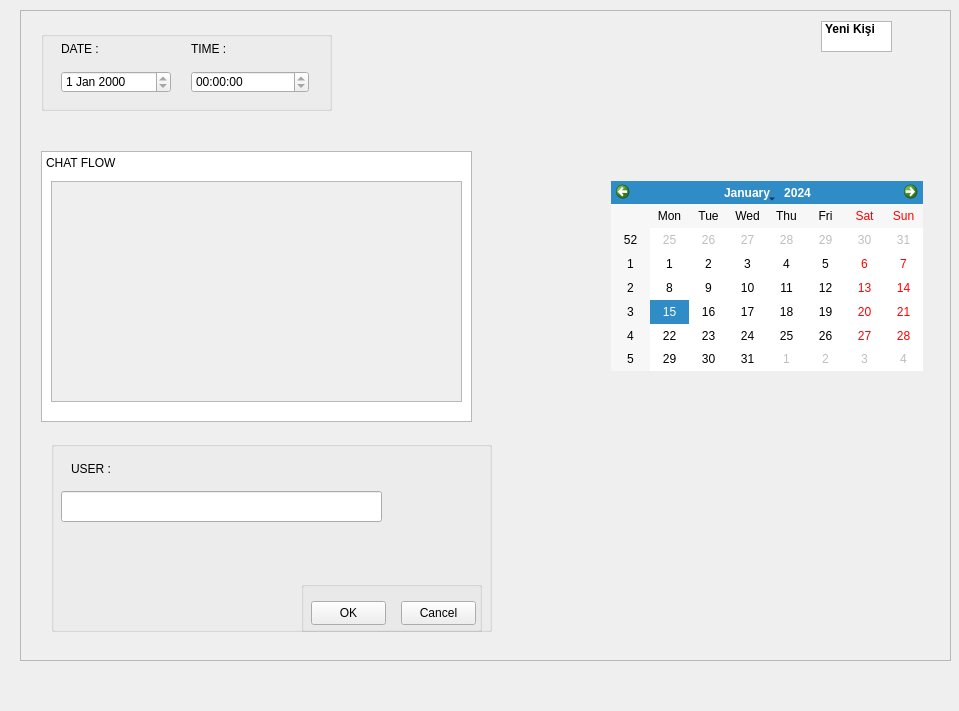
First picture: the form in Socket_Programming-master/interface.ui, repository b2210356037/Socket_Programming-master, before the edit.
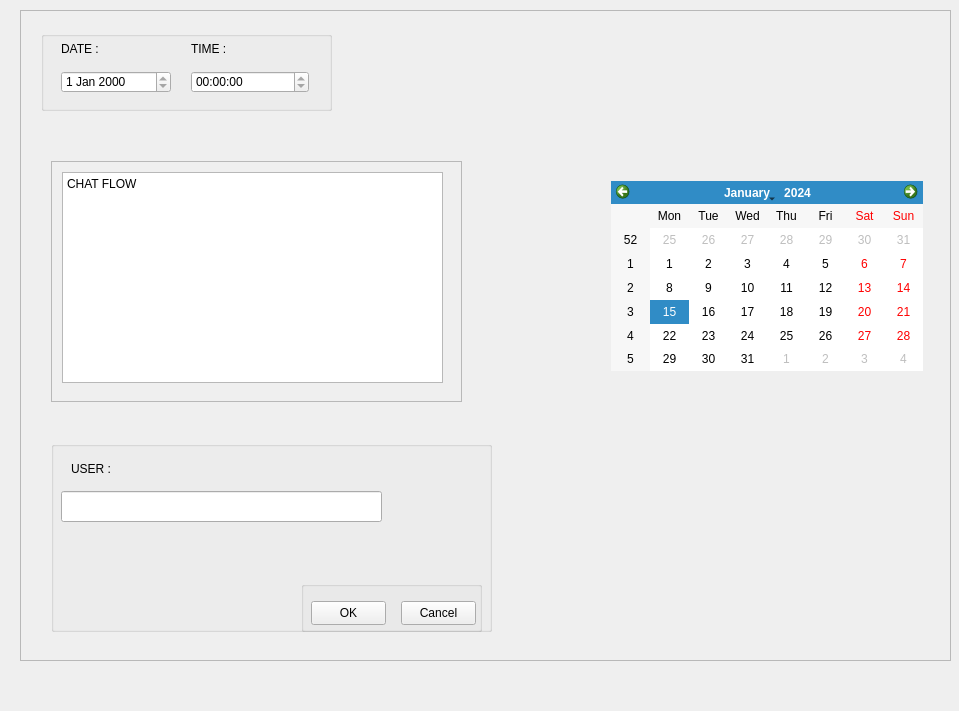
Second picture: the form after the edit.

Patch:
```diff
--- a/Socket_Programming-master/interface.ui
+++ b/Socket_Programming-master/interface.ui
@@ -202,45 +202,6 @@
       <bool>true</bool>
      </property>
     </widget>
-    <widget class="QListWidget" name="listWidget">
-     <property name="geometry">
-      <rect>
-       <x>800</x>
-       <y>10</y>
-       <width>71</width>
-       <height>31</height>
-      </rect>
-     </property>
-     <item>
-      <property name="text">
-       <string>Yeni Kişi</string>
-      </property>
-      <property name="font">
-       <font>
-        <weight>75</weight>
-        <bold>true</bold>
-        <underline>false</underline>
-       </font>
-      </property>
-     </item>
-    </widget>
-    <widget class="QTextEdit" name="textEdit">
-     <property name="geometry">
-      <rect>
-       <x>20</x>
-       <y>140</y>
-       <width>431</width>
-       <height>271</height>
-      </rect>
-     </property>
-     <property name="html">
-      <string>&lt;!DOCTYPE HTML PUBLIC &quot;-//W3C//DTD HTML 4.0//EN&quot; &quot;http://www.w3.org/TR/REC-html40/strict.dtd&quot;&gt;
-&lt;html&gt;&lt;head&gt;&lt;meta name=&quot;qrichtext&quot; content=&quot;1&quot; /&gt;&lt;style type=&quot;text/css&quot;&gt;
-p, li { white-space: pre-wrap; }
-&lt;/style&gt;&lt;/head&gt;&lt;body style=&quot; font-family:'MS Shell Dlg 2'; font-size:8.25pt; font-weight:400; font-style:normal;&quot;&gt;
-&lt;p style=&quot; margin-top:0px; margin-bottom:0px; margin-left:0px; margin-right:0px; -qt-block-indent:0; text-indent:0px;&quot;&gt;&lt;span style=&quot; font-family:'Segoe UI'; font-size:9pt;&quot;&gt;CHAT FLOW&lt;/span&gt;&lt;/p&gt;&lt;/body&gt;&lt;/html&gt;</string>
-     </property>
-    </widget>
     <widget class="QLabel" name="label_4">
      <property name="geometry">
       <rect>
@@ -258,9 +219,9 @@
      <property name="geometry">
       <rect>
        <x>30</x>
-       <y>170</y>
+       <y>150</y>
        <width>411</width>
-       <height>221</height>
+       <height>241</height>
       </rect>
      </property>
      <property name="widgetResizable">
@@ -272,9 +233,29 @@
         <x>0</x>
         <y>0</y>
         <width>409</width>
-        <height>219</height>
+        <height>239</height>
        </rect>
       </property>
+      <widget class="QTextEdit" name="textEdit">
+       <property name="geometry">
+        <rect>
+         <x>10</x>
+         <y>10</y>
+         <width>381</width>
+         <height>211</height>
+        </rect>
+       </property>
+       <property name="readOnly">
+        <bool>true</bool>
+       </property>
+       <property name="html">
+        <string>&lt;!DOCTYPE HTML PUBLIC &quot;-//W3C//DTD HTML 4.0//EN&quot; &quot;http://www.w3.org/TR/REC-html40/strict.dtd&quot;&gt;
+&lt;html&gt;&lt;head&gt;&lt;meta name=&quot;qrichtext&quot; content=&quot;1&quot; /&gt;&lt;style type=&quot;text/css&quot;&gt;
+p, li { white-space: pre-wrap; }
+&lt;/style&gt;&lt;/head&gt;&lt;body style=&quot; font-family:'MS Shell Dlg 2'; font-size:8.25pt; font-weight:400; font-style:normal;&quot;&gt;
+&lt;p style=&quot; margin-top:0px; margin-bottom:0px; margin-left:0px; margin-right:0px; -qt-block-indent:0; text-indent:0px;&quot;&gt;&lt;span style=&quot; font-family:'Segoe UI'; font-size:9pt;&quot;&gt;CHAT FLOW&lt;/span&gt;&lt;/p&gt;&lt;/body&gt;&lt;/html&gt;</string>
+       </property>
+      </widget>
      </widget>
     </widget>
    </widget>
```
